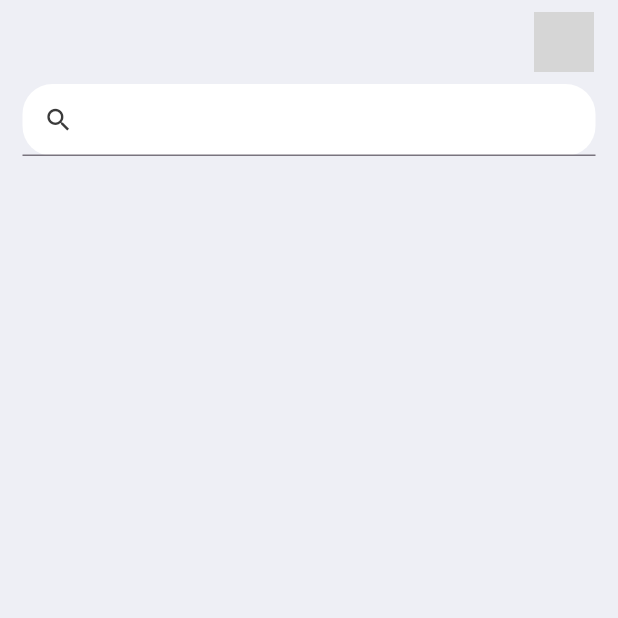
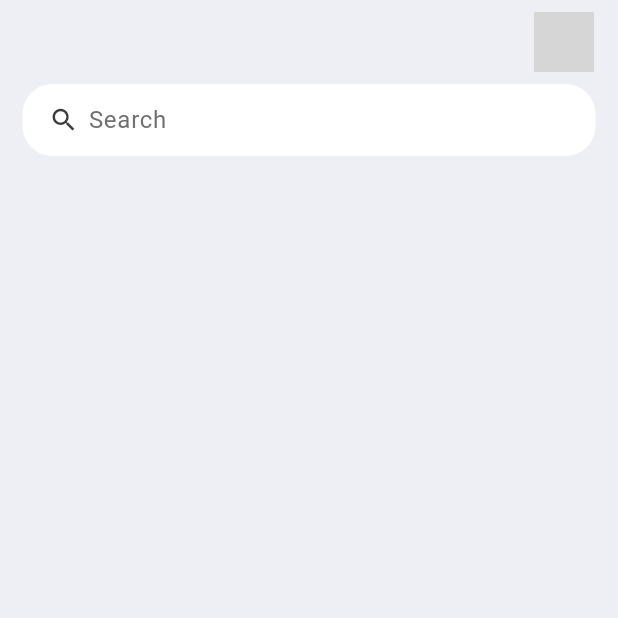
Before and after one commit to iPrakharV/ClearList-The_Ultimate_Flutter_ToDo_App, a Flutter app: the screen it shows after launch, on a phone screen of 412 x 824 dp, the top half of it. Run offline on Flutter 3.47's test engine with Material 3 defaults, Android fonts, the phone set to English and light mode, and no system bars; grey boxes are pictures that could not be loaded.

Commit message:
Searchbar widget added

```diff
--- a/lib/screens/home.dart
+++ b/lib/screens/home.dart
@@ -12,7 +12,15 @@ class Home extends StatelessWidget {
       body: Container(
         padding: EdgeInsets.symmetric(horizontal: 15),
         child: Column(children: [
-          Container(
+          searchBox(),
+        ]),
+      ),
+    );
+  }
+
+  Widget searchBox() {
+    return Container(
+      padding: EdgeInsets.symmetric(horizontal: 15),
       decoration: BoxDecoration(
           color: Colors.white, borderRadius: BorderRadius.circular(20)),
       child: TextField(
@@ -23,10 +31,14 @@ class Home extends StatelessWidget {
             color: tdBlack,
             size: 20,
           ),
+          prefixIconConstraints: BoxConstraints(
+            maxHeight: 20,
+            minWidth: 25,
           ),
+          border: InputBorder.none,
+          hintText: 'Search',
+          hintStyle: TextStyle(color: tdGrey),
         ),
-          )
-        ]),
       ),
     );
   }
```
Lines whose indentation alone changed are shown as unchanged.
